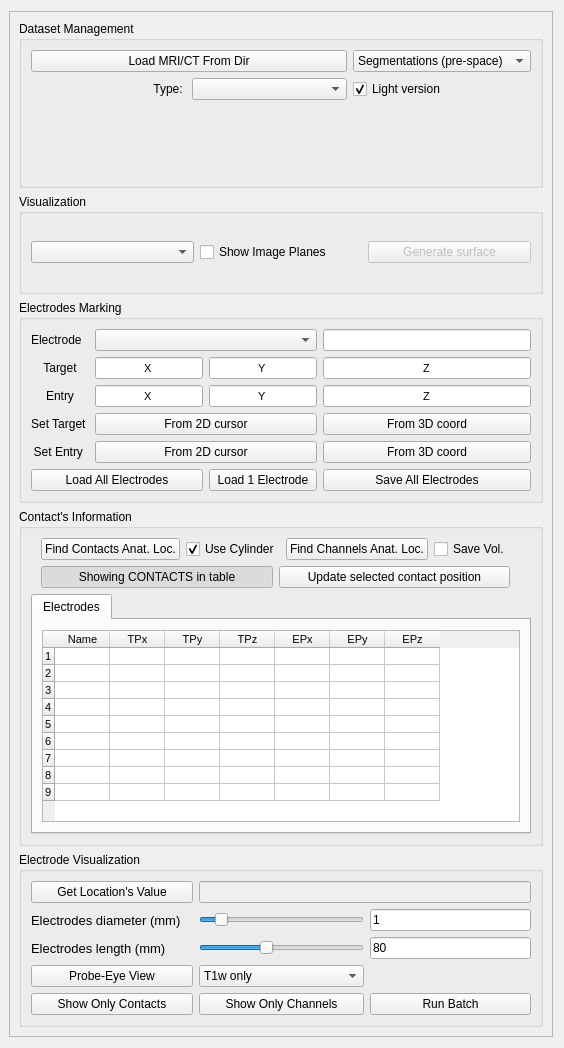
Old version of the form SEEGAtlas/SEEGAtlasWidget.ui in the repository IbisNeuronav/IbisPluginsExtraSEEG.
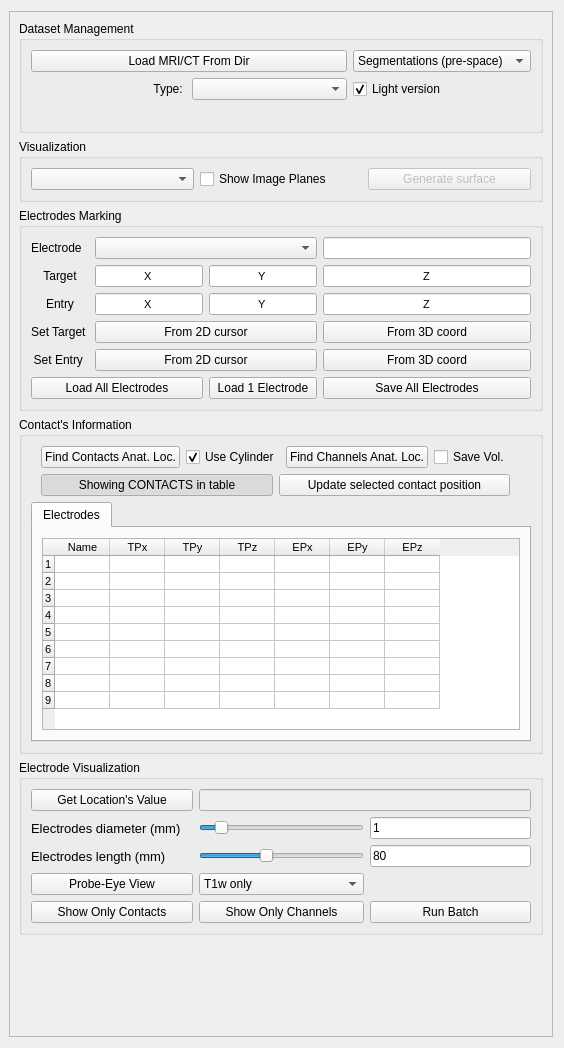
New version of the form.

What changed in the file:
```diff
--- a/SEEGAtlas/SEEGAtlasWidget.ui
+++ b/SEEGAtlas/SEEGAtlasWidget.ui
@@ -39,8 +39,8 @@
        <rect>
         <x>0</x>
         <y>0</y>
-        <width>559</width>
-        <height>1014</height>
+        <width>544</width>
+        <height>1028</height>
        </rect>
       </property>
       <layout class="QVBoxLayout" name="verticalLayout_9">
@@ -893,6 +893,19 @@
          </layout>
         </widget>
        </item>
+       <item>
+        <spacer name="verticalSpacer">
+         <property name="orientation">
+          <enum>Qt::Vertical</enum>
+         </property>
+         <property name="sizeHint" stdset="0">
+          <size>
+           <width>20</width>
+           <height>40</height>
+          </size>
+         </property>
+        </spacer>
+       </item>
       </layout>
      </widget>
     </widget>
```
